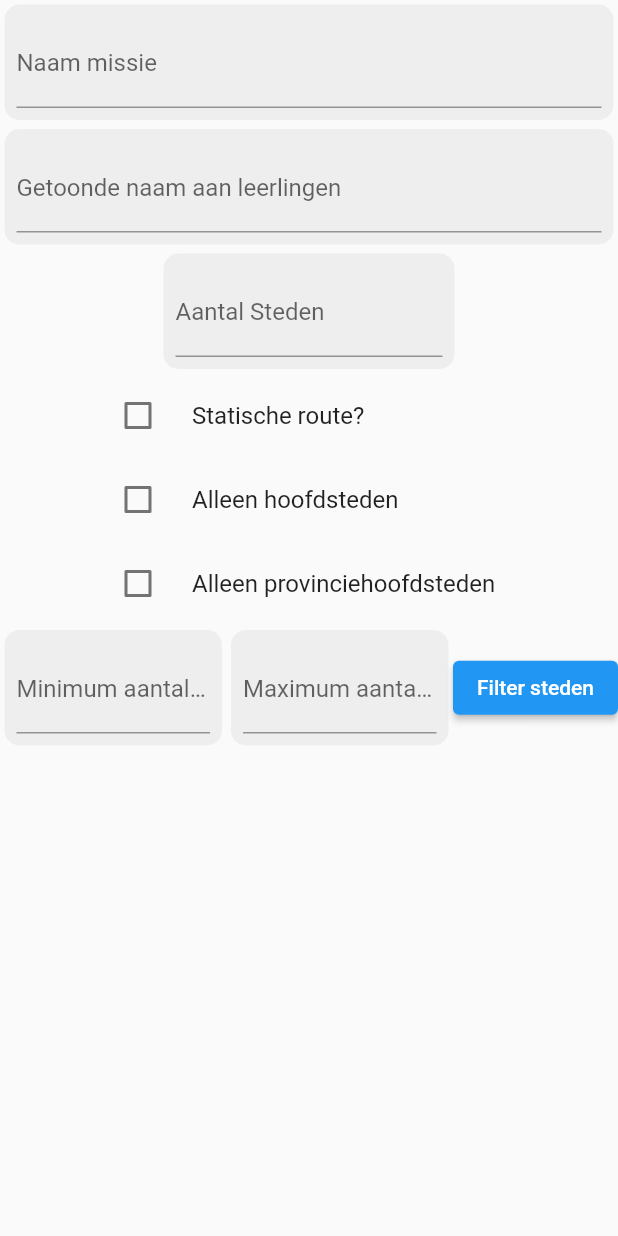
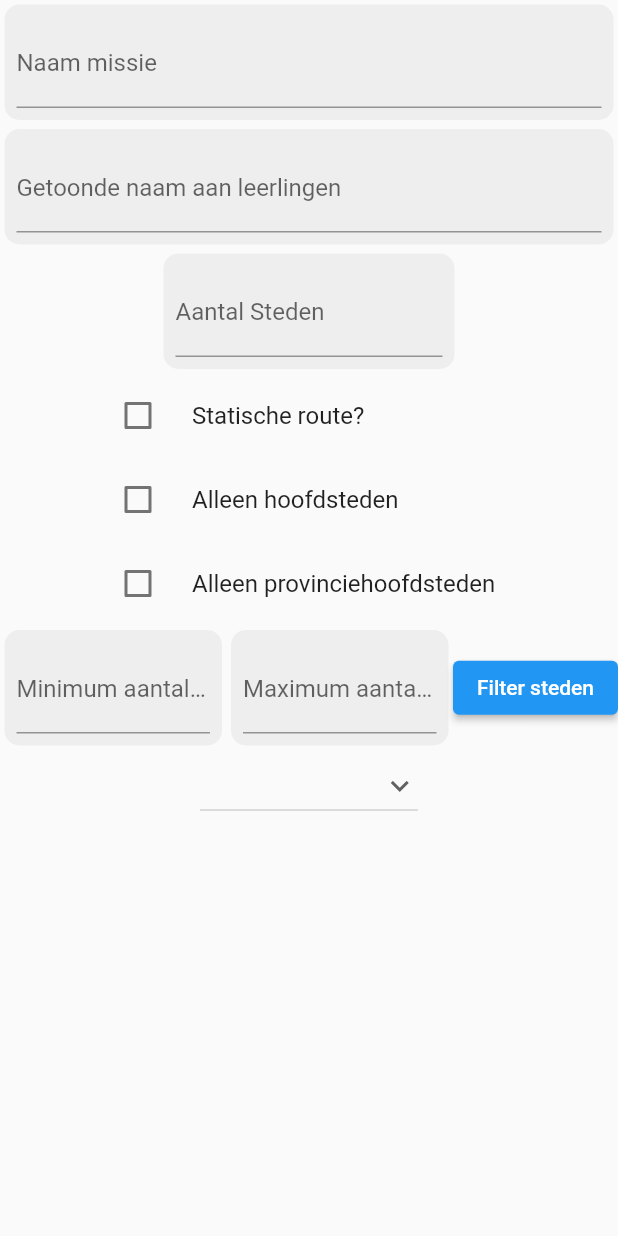
Before and after one commit to MstrShine/OOSE-EduCopter, a Flutter app: the MissionCreateScreen screen opened by its route, on a phone screen of 412 x 824 dp. Run offline on Flutter 3.47's test engine with Material 2 defaults, Android fonts, the phone set to English and light mode, and no system bars.

Commit message:
begin dropdown

```diff
--- a/Code/educopter_frontend/lib/pages/missioncreate.dart
+++ b/Code/educopter_frontend/lib/pages/missioncreate.dart
@@ -2,6 +2,7 @@ import 'package:educopter_frontend/helperwidgets/maxcontentwidth.dart';
 import 'package:flutter/material.dart';
 
 import '../helperwidgets/customformfield.dart';
+import '../model/worldmap.dart';
 
 class MissionCreateScreen extends StatefulWidget {
   const MissionCreateScreen({super.key});
@@ -12,6 +13,15 @@ class MissionCreateScreen extends StatefulWidget {
 
 class _MissionCreateScreenState extends State<MissionCreateScreen> {
   GlobalKey<FormState> formKey = GlobalKey();
+
+  final List<Worldmap> availableWorldmaps = [
+    Worldmap(mapId: 1, mapName: 'Nederland', mapLocation: 'Netherlands.svg'),
+    Worldmap(mapId: 2, mapName: 'Duitsland', mapLocation: 'Duitsland.svg'),
+    Worldmap(mapId: 3, mapName: 'Europa', mapLocation: 'Europa.svg'),
+    Worldmap(mapId: 4, mapName: 'Zweden', mapLocation: 'Zweden.svg'),
+    Worldmap(mapId: 5, mapName: 'Verenigde Staten', mapLocation: 'VS.svg'),
+  ];
+  String dropdownvalue = 'Kies een kaart';
 
   String missionName = '';
   String missionNameDisplayed = '';
@@ -118,10 +128,20 @@ class _MissionCreateScreenState extends State<MissionCreateScreen> {
                               }
                             },
                             child: Text('Filter steden'),
-                          )
+                          ),
                         ],
                       ),
-                    )
+                    ),
+                    DropdownButton(
+                        value: dropdownvalue,
+                        icon: const Icon(Icons.keyboard_arrow_down),
+                        items: availableWorldmaps.map((Worldmap map) {
+                          return DropdownMenuItem(
+                            value: map,
+                            child: Text(map.mapName),
+                          );
+                        }).toList(),
+                        onChanged: (value) {}),
                   ],
                 ),
               ),
```
